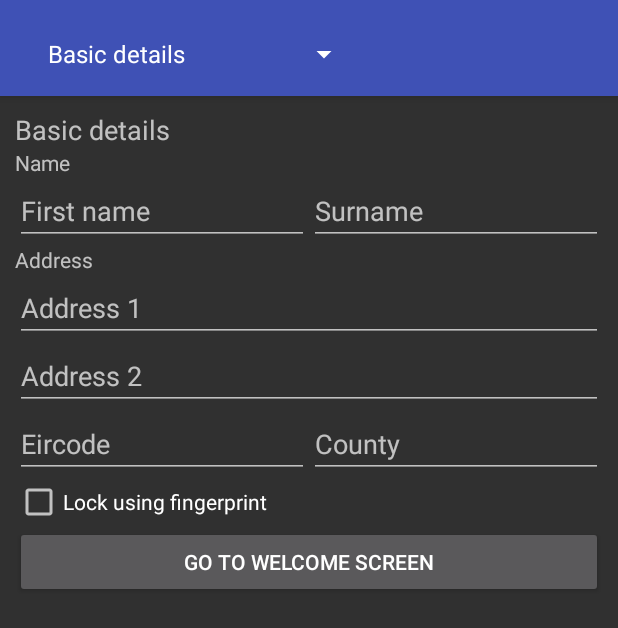
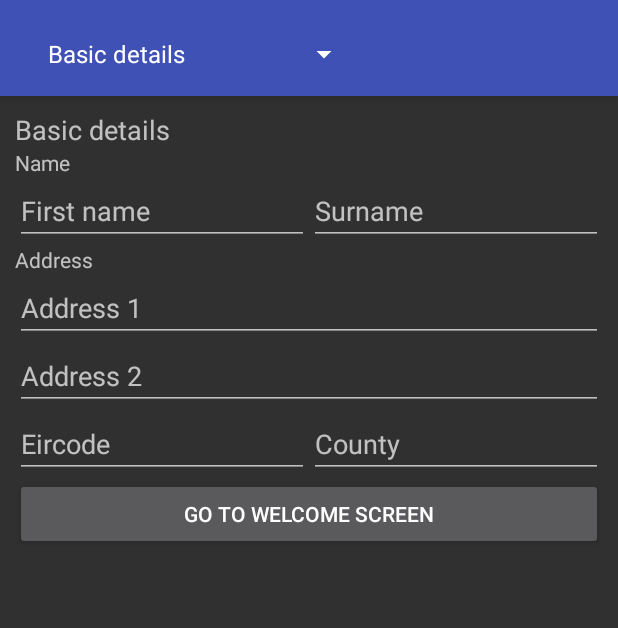
Before and after one commit to DonBlaine/EmerText, an Android app: the screen it shows after launch (TabbedDetails), after a tap on "ENTER YOUR DETAILS", on a phone screen of 412 x 824 dp. Shown: the top 628 px of the screen. Run offline under Robolectric (Android 15) with nearby library versions, the phone set to English and light mode, and no system bars.

Commit message:
Hide fingerprint checkbox if not present

```diff
--- a/app/src/main/java/com/example/don/emertext/BasicDetails.java
+++ b/app/src/main/java/com/example/don/emertext/BasicDetails.java
@@ -6,8 +6,12 @@ import android.app.PendingIntent;
 import android.content.Context;
 import android.content.Intent;
 import android.content.SharedPreferences;
+import android.content.pm.PackageManager;
+import android.hardware.fingerprint.FingerprintManager;
 import android.os.Bundle;
+import android.support.v4.app.ActivityCompat;
 import android.support.v4.app.Fragment;
+import android.support.v4.content.ContextCompat;
 import android.telephony.SmsManager;
 import android.view.LayoutInflater;
 import android.view.View;
@@ -18,6 +22,7 @@ import android.widget.Button;
 import android.widget.CheckBox;
 import android.widget.EditText;
 import android.widget.TextView;
+import android.widget.Toast;
 
 import static com.example.don.emertext.R.string.details_initialised_key;
 
@@ -66,6 +71,19 @@ public class BasicDetails extends Fragment {
             }
         });
 
+
+        //Check for Fingerprint sensor presence and reveal checkbox if there
+        if (android.os.Build.VERSION.SDK_INT >= 23) {
+            FingerprintManager fingerprintManager = (FingerprintManager) getActivity().getSystemService(Activity.FINGERPRINT_SERVICE);
+            if (ContextCompat.checkSelfPermission(getContext(),
+                    android.Manifest.permission.USE_FINGERPRINT) ==
+                    PackageManager.PERMISSION_GRANTED) {
+
+                if (fingerprintManager.isHardwareDetected() && fingerprintManager.hasEnrolledFingerprints()) {
+                    fingerprint_checkbox.setVisibility(View.VISIBLE);
+                }
+            }
+        }
 
         //Set the contents for the county selector
        ArrayAdapter<CharSequence> adapter = ArrayAdapter.createFromResource(getContext(),
--- a/app/src/main/java/com/example/don/emertext/TabbedDetails.java
+++ b/app/src/main/java/com/example/don/emertext/TabbedDetails.java
@@ -1,7 +1,10 @@
 package com.example.don.emertext;
 
+import android.content.pm.PackageManager;
+import android.hardware.fingerprint.FingerprintManager;
 import android.support.design.widget.FloatingActionButton;
 import android.support.design.widget.Snackbar;
+import android.support.v4.app.ActivityCompat;
 import android.support.v7.app.AppCompatActivity;
 import android.support.v7.widget.Toolbar;
 
@@ -21,6 +24,7 @@ import android.support.v7.widget.ThemedSpinnerAdapter;
 import android.content.res.Resources.Theme;
 
 import android.widget.TextView;
+import android.widget.Toast;
 
 public class TabbedDetails extends AppCompatActivity {
 
@@ -33,6 +37,7 @@ public class TabbedDetails extends AppCompatActivity {
     protected void onCreate(Bundle savedInstanceState) {
         super.onCreate(savedInstanceState);
         setContentView(R.layout.activity_tabbed_details);
+
 
         Toolbar toolbar = (Toolbar) findViewById(R.id.toolbar);
 
--- a/app/src/main/res/layout/fragment_basic_details.xml
+++ b/app/src/main/res/layout/fragment_basic_details.xml
@@ -109,7 +109,8 @@
                 android:layout_width="match_parent"
                 android:layout_height="wrap_content"
                 android:id="@+id/fingerprint_checkbox"
-                android:tag="@string/useFingerprint_key" />
+                android:tag="@string/useFingerprint_key"
+                android:visibility="gone" />
 
             <Button
                 android:id="@+id/welcom_button"
```
